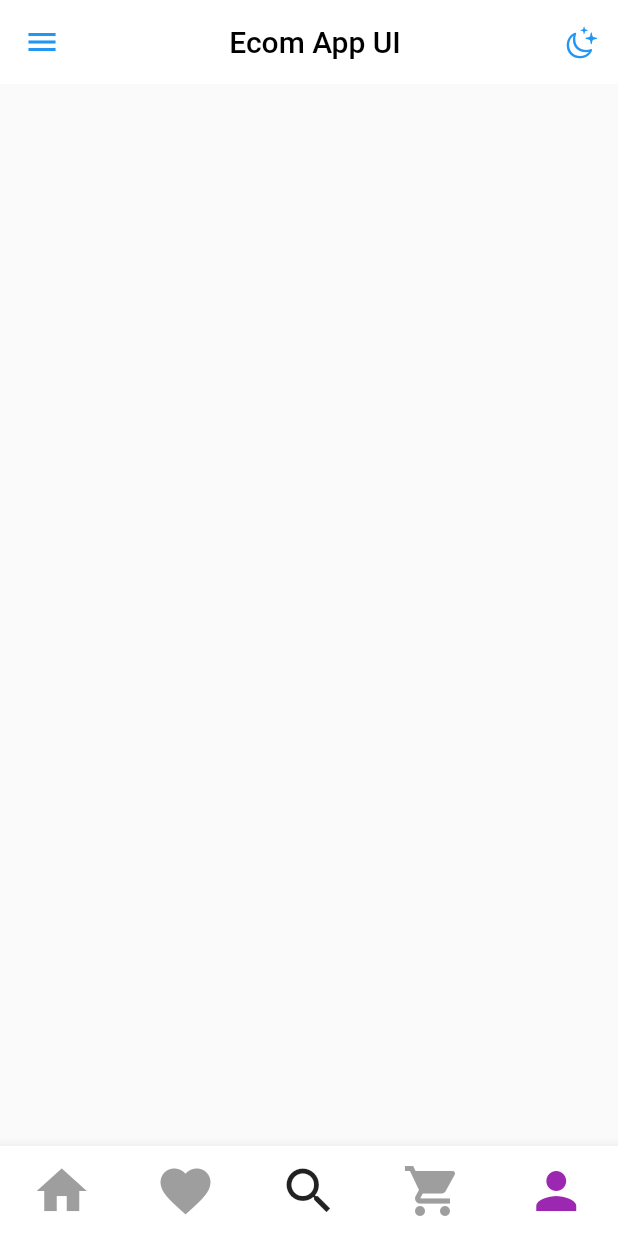
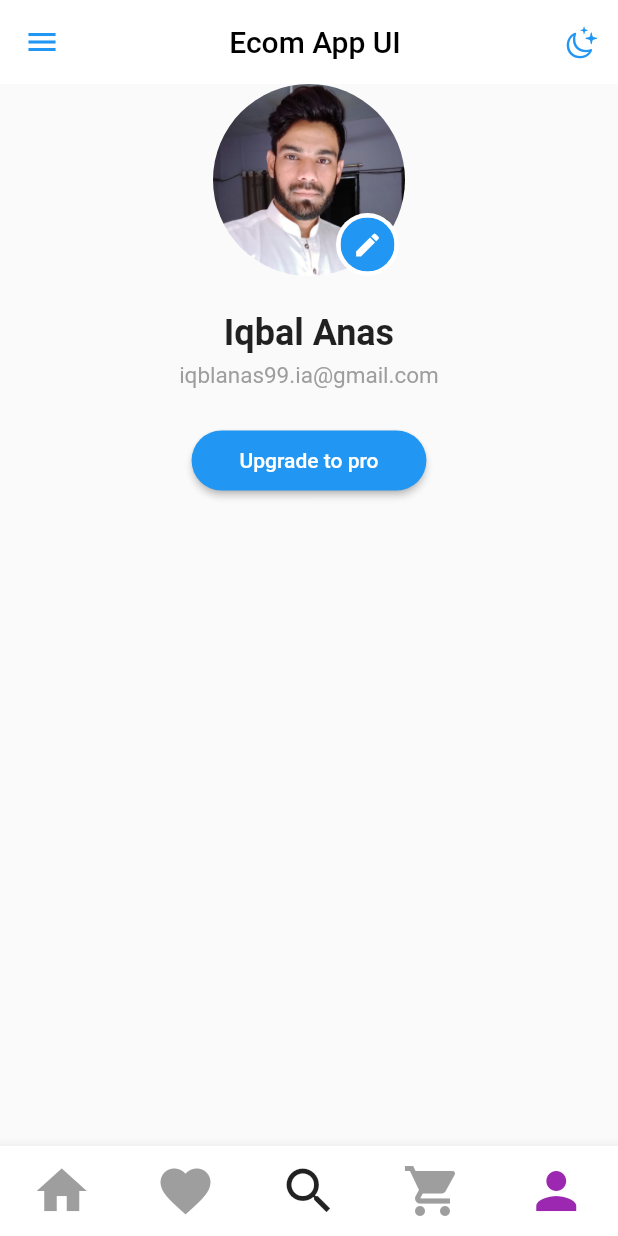
Before and after one commit to iqbalanas1997/ecom, a Flutter app: the screen it shows after launch, scrolled down 576 dp, after a tap on the "person" icon, on a phone screen of 412 x 824 dp. Run offline on Flutter 3.47's test engine with Material 2 defaults, Android fonts, the light colour scheme and no system bars; our stand-ins replace carousel_slider; network calls fail.

Commit message:
Profile Page: profile photo, Heading, email, Upgrade button

```diff
--- a/lib/profile.dart
+++ b/lib/profile.dart
@@ -1,3 +1,7 @@
+import 'package:ecom/profilewidget.dart';
+import 'package:ecom/user_preferences.dart';
+import 'package:ecom/users.dart';
+import 'package:ecom/widget/buttonwidget.dart';
 import 'package:flutter/material.dart';
 
 class Profile extends StatefulWidget {
@@ -8,15 +12,46 @@ class Profile extends StatefulWidget {
 class _ProfileState extends State<Profile> {
   @override
   Widget build(BuildContext context) {
+    final user = UserPreferences.myUser;
     return Scaffold(
-
       body: ListView(
         physics: BouncingScrollPhysics(),
         children: [
-
+          ProfileWidget(
+            imagePath: user.imagePath,
+            onClicked: () async {},
+          ),
+          SizedBox(
+            height: 24,
+          ),
+          buildName(user),
+          SizedBox(
+            height: 24,
+          ),
+          Center(child: buildUpgradeBtn()),
         ],
-
       ),
     );
   }
+
+  Widget buildName(Users user) => Column(
+        children: [
+          Text(
+            user.name,
+            style: TextStyle(fontSize: 24, fontWeight: FontWeight.bold),
+          ),
+          SizedBox(
+            height: 5,
+          ),
+          Text(
+            user.email,
+            style: TextStyle(fontSize: 15, color: Colors.grey),
+          )
+        ],
+      );
+
+  Widget buildUpgradeBtn() => ButtonWidget(
+        text: 'Upgrade to pro',
+        onClicked: () {},
+      );
 }
--- /dev/null
+++ b/lib/profilewidget.dart
@@ -0,0 +1,73 @@
+import 'package:flutter/material.dart';
+
+class ProfileWidget extends StatelessWidget {
+  final String imagePath;
+  final VoidCallback onClicked;
+
+  const ProfileWidget({
+    Key? key,
+    required this.imagePath,
+    required this.onClicked,
+  }) : super(key: key);
+
+  @override
+  Widget build(BuildContext context) {
+    final Color = Theme.of(context).colorScheme.primary;
+
+    return Center(
+        child: Stack(
+      children: [
+        buildImage(),
+        Positioned(
+          bottom: 0,
+          right: 4,
+          child: buildEditBtn(Color),
+        ),
+      ],
+    ));
+  }
+
+  Widget buildImage() {
+    final image = AssetImage(imagePath);
+
+    return ClipOval(
+      child: Material(
+        child: Ink.image(
+            image: image,
+            fit: BoxFit.cover,
+            width: 128,
+            height: 128,
+            child: InkWell(
+              onTap: onClicked,
+            )),
+      ),
+    );
+  }
+
+  buildEditBtn(Color color) => buildCircle(
+        color: Colors.white,
+        all: 3,
+        child: buildCircle(
+          color: color,
+          all: 8,
+          child: Icon(
+            Icons.edit,
+            color: Colors.white,
+            size: 20,
+          ),
+        ),
+      );
+
+  Widget buildCircle({
+    required Widget child,
+    required double all,
+    required Color color,
+  }) =>
+      ClipOval(
+        child: Container(
+          padding: EdgeInsets.all(all),
+          color: color,
+          child: child,
+        ),
+      );
+}
--- a/lib/user_preferences.dart
+++ b/lib/user_preferences.dart
@@ -1 +1,12 @@
-class UserPreferences {}
+import 'package:ecom/users.dart';
+import 'package:flutter/material.dart';
+
+class UserPreferences {
+  static const myUser = Users(
+    imagePath: 'assets/iqbal.jpg',
+    name: 'Iqbal Anas',
+    email: 'iqblanas99.ia@gmail.com',
+    about: 'Hybrid Mobile Fluuter Application Developer',
+    isDarkMode: false,
+  );
+}
--- /dev/null
+++ b/lib/widget/buttonwidget.dart
@@ -0,0 +1,24 @@
+import 'package:flutter/material.dart';
+
+class ButtonWidget extends StatelessWidget {
+  final String text;
+  final VoidCallback onClicked;
+
+  const ButtonWidget({
+    Key? key,
+    required this.text,
+    required this.onClicked,
+  }) : super(key: key);
+
+  @override
+  Widget build(BuildContext context) {
+    return ElevatedButton(
+      onPressed: onClicked,
+      child: Text(text),
+      style: ElevatedButton.styleFrom(
+          shape: StadiumBorder(),
+          onPrimary: Colors.white,
+          padding: EdgeInsets.symmetric(vertical: 12, horizontal: 32)),
+    );
+  }
+}
```
